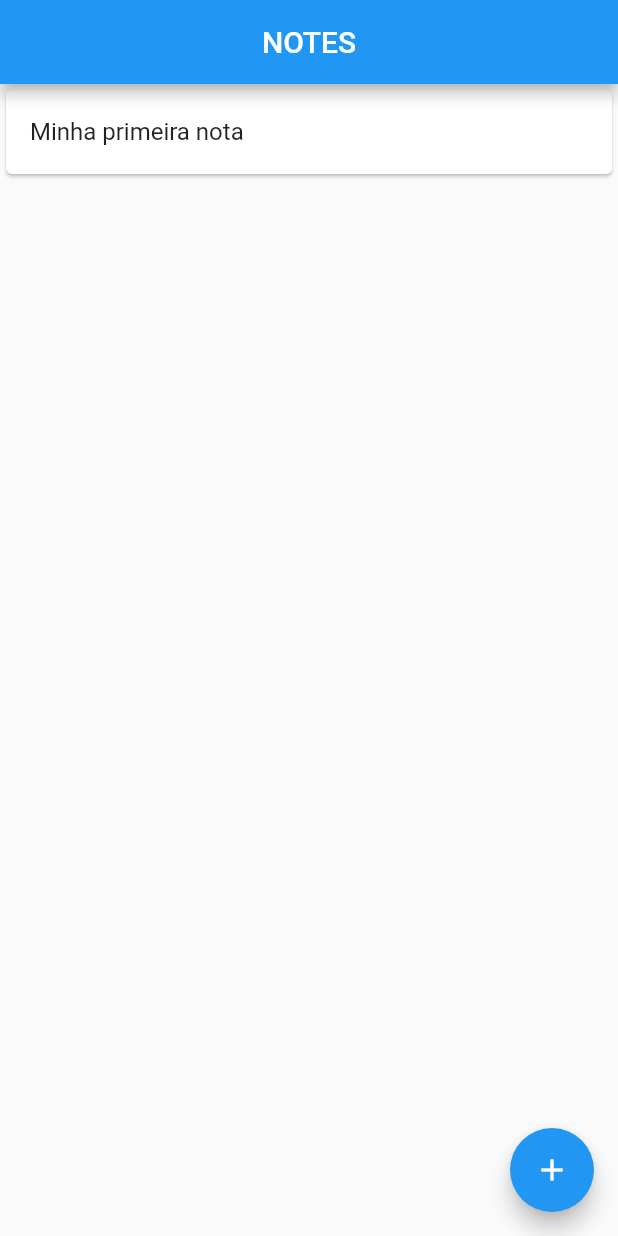
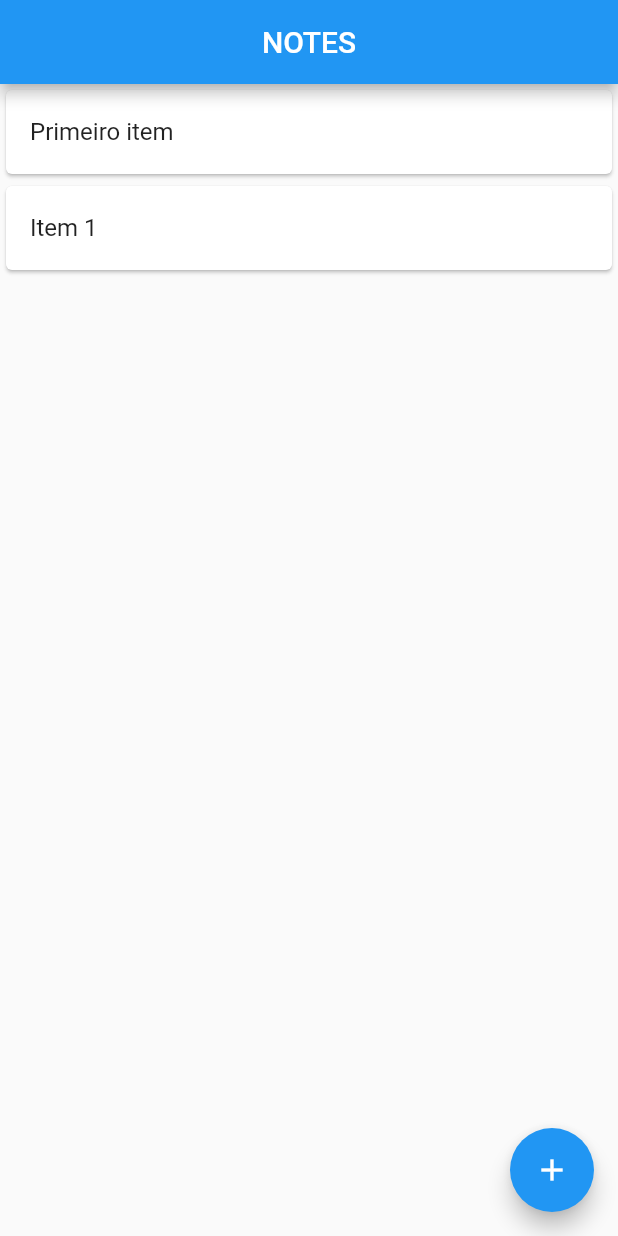
Before and after one commit to lccoronel/ignite-flutter, a Flutter app: the screen it shows after launch, after a tap on the "add" icon, on a phone screen of 412 x 824 dp. Run offline on Flutter 3.47's test engine with Material 2 defaults, Android fonts, the phone set to English and light mode, and no system bars.

Commit message:
feat: add items in list

```diff
--- a/notes/lib/home_page.dart
+++ b/notes/lib/home_page.dart
@@ -6,7 +6,7 @@ class HomePage extends StatefulWidget {
 }
 
 class _HomePageState extends State<HomePage> {
-  var count = 0;
+  var notes = <String>["Primeiro item"];
 
   @override
   Widget build(BuildContext context) {
@@ -15,22 +15,24 @@ class _HomePageState extends State<HomePage> {
         title: Text("NOTES"),
         centerTitle: true,
       ),
-      body: Column(
+      body: SingleChildScrollView(
+        child: Column(
           children: [
-          for (var i = 0; i < count; i++)
+            for (var i = 0; i < notes.length; i++)
               Center(
                 child: Card(
                   child: ListTile(
-                  title: Text("Minha primeira nota"),
+                    title: Text(notes[i]),
                   ),
                 ),
               ),
           ],
         ),
+      ),
       floatingActionButton: FloatingActionButton(
           child: Icon(Icons.add),
           onPressed: () {
-            count++;
+            notes.add("Item ${notes.length}");
             setState(() {});
           }),
     );
```
Lines whose indentation alone changed are shown as unchanged.
